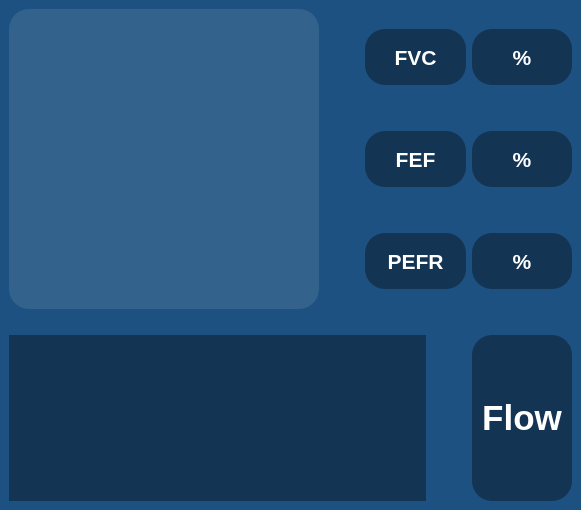
The window that GUI.ui (tahaaa22/spirometry) describes before a commit, drawn with Qt 5.
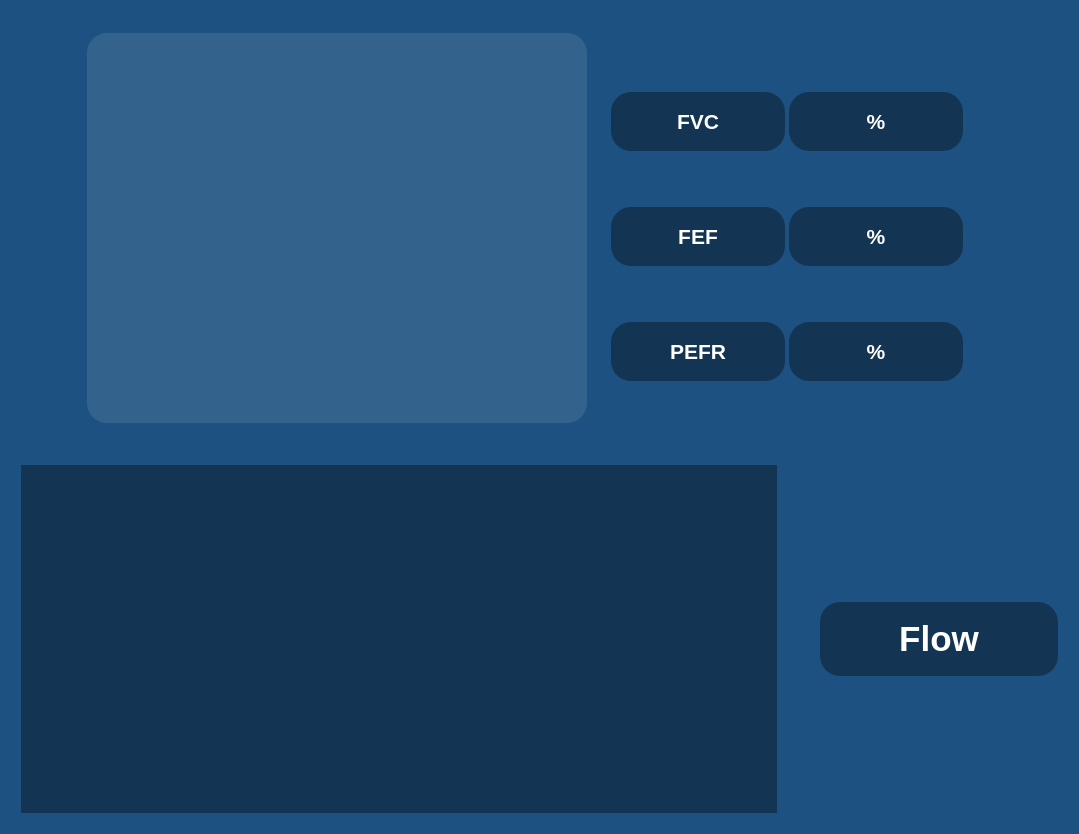
The same window after the commit. Icons and pictures are not drawn. Custom widgets are drawn as their Qt base class.

```diff
--- a/GUI.ui
+++ b/GUI.ui
@@ -6,8 +6,8 @@
    <rect>
     <x>0</x>
     <y>0</y>
-    <width>581</width>
-    <height>510</height>
+    <width>1079</width>
+    <height>834</height>
    </rect>
   </property>
   <property name="minimumSize">
@@ -26,29 +26,71 @@
 background-color: #1D5181;</string>
   </property>
   <widget class="QWidget" name="centralwidget">
-   <layout class="QGridLayout" name="gridLayout">
+   <layout class="QGridLayout" name="gridLayout_2">
     <item row="0" column="0">
-     <layout class="QVBoxLayout" name="verticalLayout_2">
+     <layout class="QHBoxLayout" name="horizontalLayout_6">
       <item>
+       <spacer name="horizontalSpacer">
+        <property name="orientation">
+         <enum>Qt::Horizontal</enum>
+        </property>
+        <property name="sizeHint" stdset="0">
+         <size>
+          <width>40</width>
+          <height>20</height>
+         </size>
+        </property>
+       </spacer>
+      </item>
+      <item>
+       <widget class="QGroupBox" name="TopBox">
+        <property name="sizePolicy">
+         <sizepolicy hsizetype="Preferred" vsizetype="Preferred">
+          <horstretch>0</horstretch>
+          <verstretch>0</verstretch>
+         </sizepolicy>
+        </property>
+        <property name="minimumSize">
+         <size>
+          <width>946</width>
+          <height>413</height>
+         </size>
+        </property>
+        <property name="styleSheet">
+         <string notr="true">border:none;</string>
+        </property>
        <layout class="QHBoxLayout" name="horizontalLayout_5">
         <item>
+          <widget class="QGroupBox" name="picBox">
+           <property name="minimumSize">
+            <size>
+             <width>500</width>
+             <height>390</height>
+            </size>
+           </property>
+           <property name="styleSheet">
+            <string notr="true">border:none;
+</string>
+           </property>
+           <layout class="QGridLayout" name="gridLayout">
+            <item row="0" column="0">
          <widget class="QLabel" name="LungImagelabel">
           <property name="sizePolicy">
-           <sizepolicy hsizetype="Fixed" vsizetype="Fixed">
+               <sizepolicy hsizetype="Preferred" vsizetype="Preferred">
             <horstretch>0</horstretch>
             <verstretch>0</verstretch>
            </sizepolicy>
           </property>
           <property name="minimumSize">
            <size>
-            <width>310</width>
-            <height>300</height>
+                <width>500</width>
+                <height>390</height>
            </size>
           </property>
           <property name="maximumSize">
            <size>
-            <width>310</width>
-            <height>300</height>
+                <width>16777215</width>
+                <height>16777215</height>
            </size>
           </property>
           <property name="styleSheet">
@@ -67,48 +109,57 @@
           </property>
          </widget>
         </item>
-        <item>
-         <spacer name="horizontalSpacer">
-          <property name="orientation">
-           <enum>Qt::Horizontal</enum>
-          </property>
-          <property name="sizeType">
-           <enum>QSizePolicy::Maximum</enum>
-          </property>
-          <property name="sizeHint" stdset="0">
+            <item row="0" column="1">
+             <widget class="QGroupBox" name="measurmentsBox">
+              <property name="sizePolicy">
+               <sizepolicy hsizetype="Preferred" vsizetype="Preferred">
+                <horstretch>0</horstretch>
+                <verstretch>0</verstretch>
+               </sizepolicy>
+              </property>
+              <property name="minimumSize">
            <size>
-            <width>40</width>
-            <height>20</height>
-           </size>
-          </property>
-         </spacer>
-        </item>
-        <item>
+                <width>399</width>
+                <height>370</height>
+               </size>
+              </property>
          <layout class="QVBoxLayout" name="verticalLayout">
           <item>
-           <spacer name="verticalSpacer_3">
-            <property name="orientation">
-             <enum>Qt::Vertical</enum>
-            </property>
-            <property name="sizeType">
-             <enum>QSizePolicy::Fixed</enum>
-            </property>
-            <property name="sizeHint" stdset="0">
+                <widget class="QGroupBox" name="FCVbox">
+                 <property name="sizePolicy">
+                  <sizepolicy hsizetype="Preferred" vsizetype="Preferred">
+                   <horstretch>0</horstretch>
+                   <verstretch>0</verstretch>
+                  </sizepolicy>
+                 </property>
+                 <property name="minimumSize">
+                  <size>
+                   <width>174</width>
+                   <height>76</height>
+                  </size>
+                 </property>
+                 <property name="maximumSize">
              <size>
-              <width>20</width>
-              <height>20</height>
-             </size>
-            </property>
-           </spacer>
-          </item>
-          <item>
+                   <width>368</width>
+                   <height>59</height>
+                  </size>
+                 </property>
+                 <property name="styleSheet">
+                  <string notr="true">border:none;</string>
+                 </property>
            <layout class="QHBoxLayout" name="horizontalLayout_2">
             <item>
              <widget class="QLabel" name="FVClabel">
               <property name="minimumSize">
                <size>
-                <width>60</width>
-                <height>30</height>
+                      <width>174</width>
+                      <height>59</height>
+                     </size>
+                    </property>
+                    <property name="maximumSize">
+                     <size>
+                      <width>174</width>
+                      <height>59</height>
                </size>
               </property>
               <property name="font">
@@ -136,8 +187,14 @@
              <widget class="QLabel" name="FVC">
               <property name="minimumSize">
                <size>
-                <width>60</width>
-                <height>30</height>
+                      <width>174</width>
+                      <height>59</height>
+                     </size>
+                    </property>
+                    <property name="maximumSize">
+                     <size>
+                      <width>174</width>
+                      <height>59</height>
                </size>
               </property>
               <property name="font">
@@ -162,31 +219,44 @@
              </widget>
             </item>
            </layout>
+                </widget>
           </item>
           <item>
-           <spacer name="verticalSpacer">
-            <property name="orientation">
-             <enum>Qt::Vertical</enum>
-            </property>
-            <property name="sizeType">
-             <enum>QSizePolicy::Maximum</enum>
-            </property>
-            <property name="sizeHint" stdset="0">
+                <widget class="QGroupBox" name="FEFbox">
+                 <property name="sizePolicy">
+                  <sizepolicy hsizetype="Preferred" vsizetype="Preferred">
+                   <horstretch>0</horstretch>
+                   <verstretch>0</verstretch>
+                  </sizepolicy>
+                 </property>
+                 <property name="minimumSize">
+                  <size>
+                   <width>174</width>
+                   <height>76</height>
+                  </size>
+                 </property>
+                 <property name="maximumSize">
              <size>
-              <width>20</width>
-              <height>40</height>
-             </size>
-            </property>
-           </spacer>
-          </item>
-          <item>
+                   <width>368</width>
+                   <height>59</height>
+                  </size>
+                 </property>
+                 <property name="styleSheet">
+                  <string notr="true">border:none;</string>
+                 </property>
            <layout class="QHBoxLayout" name="horizontalLayout_3">
             <item>
              <widget class="QLabel" name="FEFlabel">
               <property name="minimumSize">
                <size>
-                <width>60</width>
-                <height>30</height>
+                      <width>174</width>
+                      <height>59</height>
+                     </size>
+                    </property>
+                    <property name="maximumSize">
+                     <size>
+                      <width>174</width>
+                      <height>59</height>
                </size>
               </property>
               <property name="font">
@@ -212,6 +282,18 @@
             </item>
             <item>
              <widget class="QLabel" name="FEF">
+                    <property name="minimumSize">
+                     <size>
+                      <width>174</width>
+                      <height>59</height>
+                     </size>
+                    </property>
+                    <property name="maximumSize">
+                     <size>
+                      <width>174</width>
+                      <height>59</height>
+                     </size>
+                    </property>
               <property name="font">
                <font>
                 <pointsize>16</pointsize>
@@ -234,31 +316,50 @@
              </widget>
             </item>
            </layout>
+                </widget>
           </item>
           <item>
-           <spacer name="verticalSpacer_2">
-            <property name="orientation">
-             <enum>Qt::Vertical</enum>
-            </property>
-            <property name="sizeType">
-             <enum>QSizePolicy::Maximum</enum>
-            </property>
-            <property name="sizeHint" stdset="0">
+                <widget class="QGroupBox" name="PEFRbox">
+                 <property name="sizePolicy">
+                  <sizepolicy hsizetype="Preferred" vsizetype="Preferred">
+                   <horstretch>0</horstretch>
+                   <verstretch>0</verstretch>
+                  </sizepolicy>
+                 </property>
+                 <property name="minimumSize">
+                  <size>
+                   <width>174</width>
+                   <height>76</height>
+                  </size>
+                 </property>
+                 <property name="maximumSize">
              <size>
-              <width>20</width>
-              <height>40</height>
-             </size>
-            </property>
-           </spacer>
-          </item>
-          <item>
+                   <width>368</width>
+                   <height>59</height>
+                  </size>
+                 </property>
+                 <property name="styleSheet">
+                  <string notr="true">border:none;</string>
+                 </property>
            <layout class="QHBoxLayout" name="horizontalLayout_4">
             <item>
              <widget class="QLabel" name="PEFRlabel">
+                    <property name="sizePolicy">
+                     <sizepolicy hsizetype="Minimum" vsizetype="Minimum">
+                      <horstretch>0</horstretch>
+                      <verstretch>0</verstretch>
+                     </sizepolicy>
+                    </property>
               <property name="minimumSize">
                <size>
-                <width>60</width>
-                <height>30</height>
+                      <width>174</width>
+                      <height>59</height>
+                     </size>
+                    </property>
+                    <property name="maximumSize">
+                     <size>
+                      <width>174</width>
+                      <height>59</height>
                </size>
               </property>
               <property name="font">
@@ -284,6 +385,18 @@
             </item>
             <item>
              <widget class="QLabel" name="PEFR">
+                    <property name="minimumSize">
+                     <size>
+                      <width>174</width>
+                      <height>59</height>
+                     </size>
+                    </property>
+                    <property name="maximumSize">
+                     <size>
+                      <width>174</width>
+                      <height>59</height>
+                     </size>
+                    </property>
               <property name="font">
                <font>
                 <pointsize>16</pointsize>
@@ -306,53 +419,58 @@
              </widget>
             </item>
            </layout>
-          </item>
-          <item>
-           <spacer name="verticalSpacer_4">
-            <property name="orientation">
-             <enum>Qt::Vertical</enum>
-            </property>
-            <property name="sizeType">
-             <enum>QSizePolicy::Fixed</enum>
-            </property>
-            <property name="sizeHint" stdset="0">
-             <size>
-              <width>20</width>
-              <height>20</height>
-             </size>
-            </property>
-           </spacer>
-          </item>
-         </layout>
-        </item>
-       </layout>
+                </widget>
+               </item>
+              </layout>
+             </widget>
+            </item>
+           </layout>
+          </widget>
+         </item>
+        </layout>
+       </widget>
       </item>
       <item>
-       <spacer name="verticalSpacer_5">
+       <spacer name="horizontalSpacer_3">
         <property name="orientation">
-         <enum>Qt::Vertical</enum>
+         <enum>Qt::Horizontal</enum>
         </property>
-        <property name="sizeType">
-         <enum>QSizePolicy::Fixed</enum>
-        </property>
         <property name="sizeHint" stdset="0">
          <size>
-          <width>20</width>
+          <width>40</width>
           <height>20</height>
          </size>
         </property>
        </spacer>
       </item>
-      <item>
+     </layout>
+    </item>
+    <item row="1" column="0">
+     <widget class="QGroupBox" name="graphBox">
+      <property name="minimumSize">
+       <size>
+        <width>954</width>
+        <height>298</height>
+       </size>
+      </property>
+      <property name="styleSheet">
+       <string notr="true">border: none;</string>
+      </property>
        <layout class="QHBoxLayout" name="horizontalLayout">
         <item>
          <widget class="PlotWidget" name="FlowGraph">
           <property name="sizePolicy">
-           <sizepolicy hsizetype="Expanding" vsizetype="Expanding">
+          <sizepolicy hsizetype="Minimum" vsizetype="Minimum">
             <horstretch>0</horstretch>
             <verstretch>0</verstretch>
            </sizepolicy>
           </property>
+         <property name="minimumSize">
+          <size>
+           <width>756</width>
+           <height>280</height>
+          </size>
+         </property>
           <property name="styleSheet">
            <string notr="true">background-color: #133453;
 Border: none;</string>
@@ -365,22 +483,52 @@
            <enum>Qt::Horizontal</enum>
           </property>
           <property name="sizeType">
-           <enum>QSizePolicy::Maximum</enum>
+          <enum>QSizePolicy::Fixed</enum>
           </property>
           <property name="sizeHint" stdset="0">
            <size>
-            <width>40</width>
-            <height>20</height>
+           <width>37</width>
+           <height>89</height>
+          </size>
+         </property>
+        </spacer>
+       </item>
+       <item>
+        <layout class="QVBoxLayout" name="verticalLayout_2">
+         <item>
+          <spacer name="verticalSpacer_6">
+           <property name="orientation">
+            <enum>Qt::Vertical</enum>
+           </property>
+           <property name="sizeType">
+            <enum>QSizePolicy::Expanding</enum>
+           </property>
+           <property name="sizeHint" stdset="0">
+            <size>
+             <width>20</width>
+             <height>10</height>
            </size>
           </property>
          </spacer>
         </item>
         <item>
          <widget class="QLabel" name="FlowValue">
+           <property name="sizePolicy">
+            <sizepolicy hsizetype="Preferred" vsizetype="Preferred">
+             <horstretch>0</horstretch>
+             <verstretch>0</verstretch>
+            </sizepolicy>
+           </property>
           <property name="minimumSize">
            <size>
-            <width>100</width>
-            <height>0</height>
+             <width>145</width>
+             <height>74</height>
+            </size>
+           </property>
+           <property name="maximumSize">
+            <size>
+             <width>251</width>
+             <height>16777215</height>
            </size>
           </property>
           <property name="font">
@@ -404,9 +552,26 @@
           </property>
          </widget>
         </item>
+         <item>
+          <spacer name="verticalSpacer_7">
+           <property name="orientation">
+            <enum>Qt::Vertical</enum>
+           </property>
+           <property name="sizeType">
+            <enum>QSizePolicy::Expanding</enum>
+           </property>
+           <property name="sizeHint" stdset="0">
+            <size>
+             <width>18</width>
+             <height>10</height>
+            </size>
+           </property>
+          </spacer>
+         </item>
        </layout>
       </item>
      </layout>
+     </widget>
     </item>
    </layout>
   </widget>
```
Left out of the diff: 6 changed lines with no effect on the pictures. Lines whose indentation alone changed are shown as unchanged.
